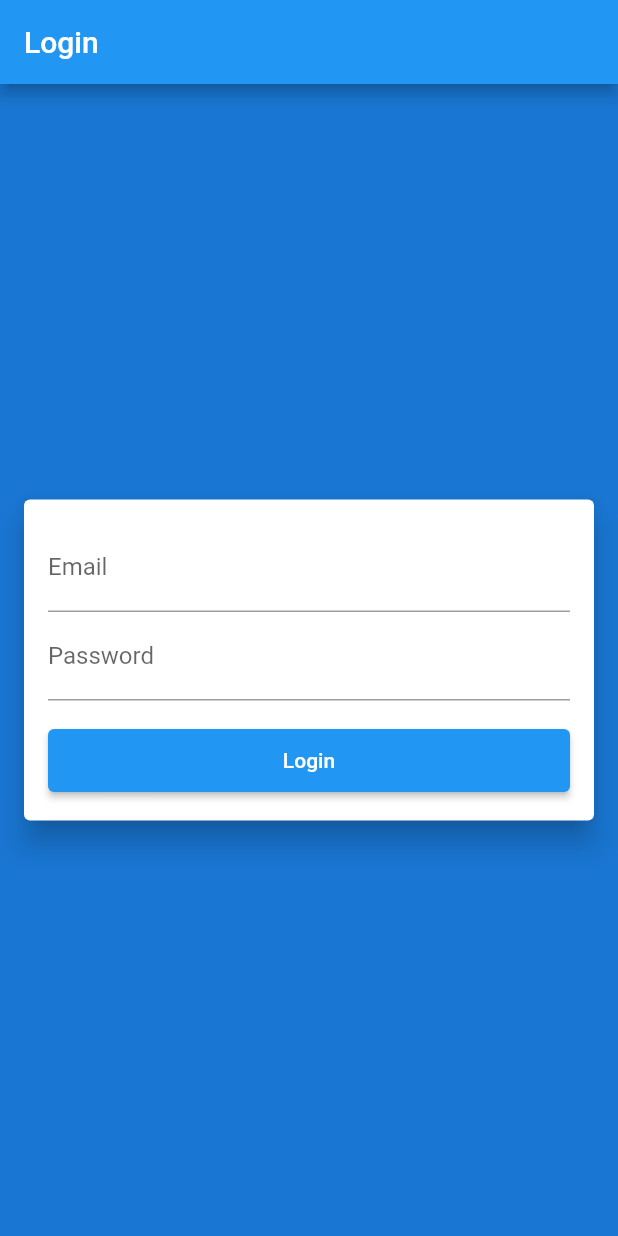
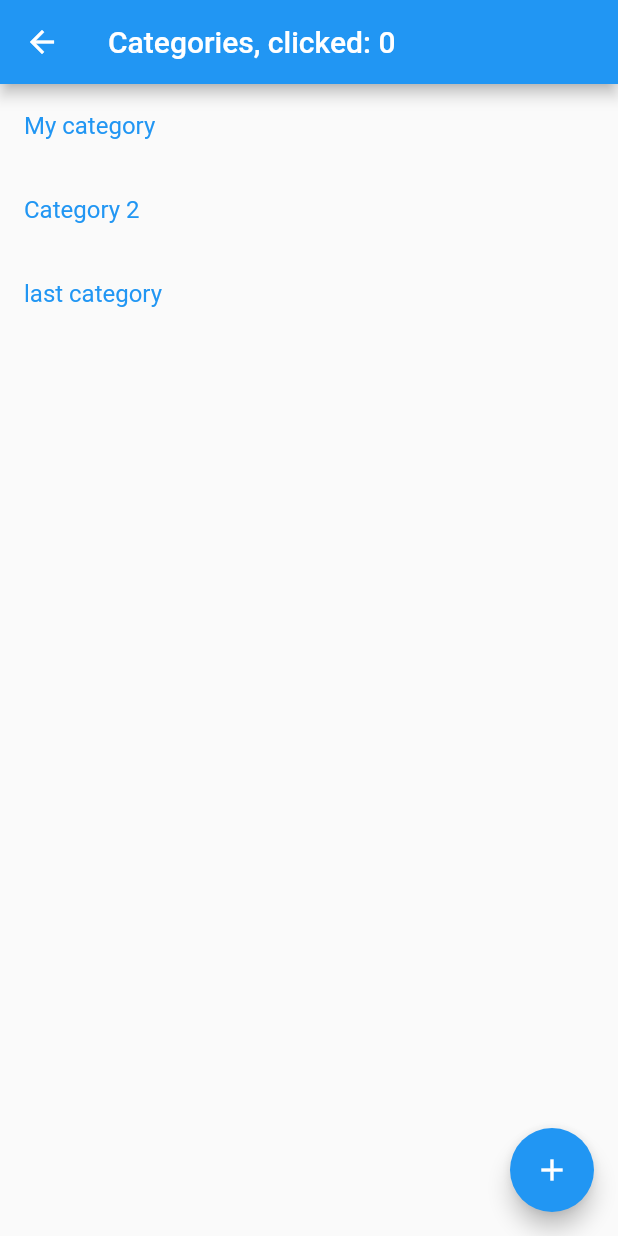
Before and after one commit to MouadBNL/laravel-flutter-expense-tracker, a Flutter app: the screen it shows after launch, after a tap on "Login", on a phone screen of 412 x 824 dp. Run offline on Flutter 3.47's test engine with Material 2 defaults, Android fonts, the phone set to English and light mode, and no system bars.

Commit message:
Creating screen for login, register and categories, and implementing list view and a stateful widget

```diff
--- a/app/lib/main.dart
+++ b/app/lib/main.dart
@@ -1,3 +1,6 @@
+import 'package:app/screens/CategoriesScreen.dart';
+import 'package:app/screens/LoginScreen.dart';
+import 'package:app/screens/RegisterScreen.dart';
 import 'package:flutter/material.dart';
 
 void main() {
@@ -11,52 +14,12 @@ class MyApp extends StatelessWidget {
   Widget build(BuildContext context) {
     return MaterialApp(
       title: 'Flutter app',
-      home: Scaffold(
-        appBar: AppBar(
-          title: const Text('Login'),
-        ),
-        body: Container(
-          color: Theme.of(context).primaryColorDark,
-          child: Column(
-            mainAxisAlignment: MainAxisAlignment.center,
-            children: <Widget>[
-              Card(
-                elevation: 8,
-                margin: EdgeInsets.only(left: 16, right: 16),
-                child: Padding(
-                  padding: const EdgeInsets.all(16.0),
-                  child: Column(
-                    children: <Widget>[
-                      TextField(
-                        keyboardType: TextInputType.emailAddress,
-                        decoration: InputDecoration(
-                          label: Text('Email'),
-                        ),
-                      ),
-                      TextField(
-                        keyboardType: TextInputType.visiblePassword,
-                        decoration: InputDecoration(
-                          label: Text('Password'),
-                        ),
-                      ),
-                      Padding(
-                        padding: const EdgeInsets.only(top: 16.0),
-                        child: ElevatedButton(
-                          onPressed: () => {print("login clicked")},
-                          child: Text('Login'),
-                          style: ElevatedButton.styleFrom(
-                            minimumSize: Size(double.infinity, 42),
-                          ),
-                        ),
-                      )
-                    ],
-                  ),
-                ),
-              ),
-            ],
-          ),
-        ),
-      ),
+      home: LoginScreen(),
+      routes: {
+        '/login': (context) => LoginScreen(),
+        '/register': (context) => RegisterScreen(),
+        '/categories': (context) => CategoriesScreen()
+      },
     );
   }
 }
--- /dev/null
+++ b/app/lib/screens/CategoriesScreen.dart
@@ -0,0 +1,51 @@
+import 'package:flutter/material.dart';
+
+class CategoriesScreen extends StatefulWidget {
+  const CategoriesScreen({Key? key}) : super(key: key);
+
+  @override
+  CategoriesState createState() => CategoriesState();
+}
+
+class CategoriesState extends State<CategoriesScreen> {
+  final List<String> categories = [
+    'My category',
+    'Category 2',
+    'last category'
+  ];
+
+  int clicked = 0;
+
+  @override
+  Widget build(BuildContext context) {
+    return Scaffold(
+      appBar: AppBar(
+        title: Text('Categories, clicked: ' + clicked.toString()),
+      ),
+      body: Container(
+        child: Center(
+          child: ListView.builder(
+              itemCount: categories.length,
+              itemBuilder: (context, index) {
+                return ListTile(
+                  onTap: () => setState(() {
+                    clicked++;
+                  }),
+                  title: Text(
+                    categories[index],
+                    style: TextStyle(color: Theme.of(context).primaryColor),
+                  ),
+                );
+              }),
+        ),
+      ),
+      floatingActionButton: FloatingActionButton(
+        onPressed: () => setState(() {
+          clicked++;
+        }),
+        tooltip: 'increment',
+        child: Icon(Icons.add),
+      ),
+    );
+  }
+}
--- /dev/null
+++ b/app/lib/screens/LoginScreen.dart
@@ -0,0 +1,66 @@
+import 'package:flutter/material.dart';
+
+class LoginScreen extends StatelessWidget {
+  const LoginScreen({Key? key}) : super(key: key);
+
+  @override
+  Widget build(BuildContext context) {
+    return Scaffold(
+      appBar: AppBar(
+        title: const Text('Login'),
+      ),
+      body: Container(
+        color: Theme.of(context).primaryColorDark,
+        child: Column(
+          mainAxisAlignment: MainAxisAlignment.center,
+          children: <Widget>[
+            Card(
+              elevation: 8,
+              margin: EdgeInsets.only(left: 16, right: 16),
+              child: Padding(
+                padding: const EdgeInsets.all(16.0),
+                child: Column(
+                  children: <Widget>[
+                    TextField(
+                      keyboardType: TextInputType.emailAddress,
+                      decoration: InputDecoration(
+                        label: Text('Email'),
+                      ),
+                    ),
+                    TextField(
+                      keyboardType: TextInputType.visiblePassword,
+                      decoration: InputDecoration(
+                        label: Text('Password'),
+                      ),
+                    ),
+                    Padding(
+                      padding: const EdgeInsets.only(top: 16.0),
+                      child: ElevatedButton(
+                        onPressed: () {
+                          Navigator.pushNamed(context, '/categories');
+                        },
+                        child: Text('Login'),
+                        style: ElevatedButton.styleFrom(
+                          minimumSize: Size(double.infinity, 42),
+                        ),
+                      ),
+                    ),
+                    Padding(
+                      padding: const EdgeInsets.only(top: 10.0),
+                      child: InkWell(
+                        onTap: () {
+                          Navigator.pushNamed(context, '/register');
+                        },
+                        child: Text('Create an account'),
+                      ),
+                    )
+                  ],
+                ),
+              ),
+            ),
+          ],
+        ),
+      ),
+    );
+  }
+}
```
Also changed, not shown: app/lib/screens/RegisterScreen.dart (added, +76 -0 lines).
